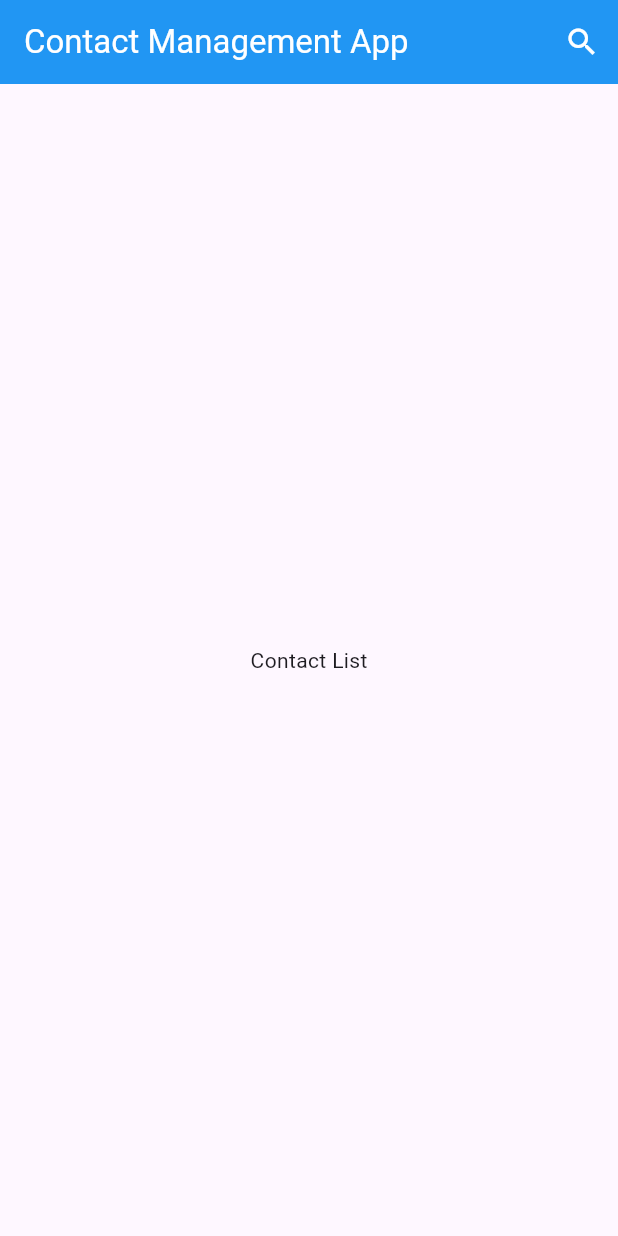
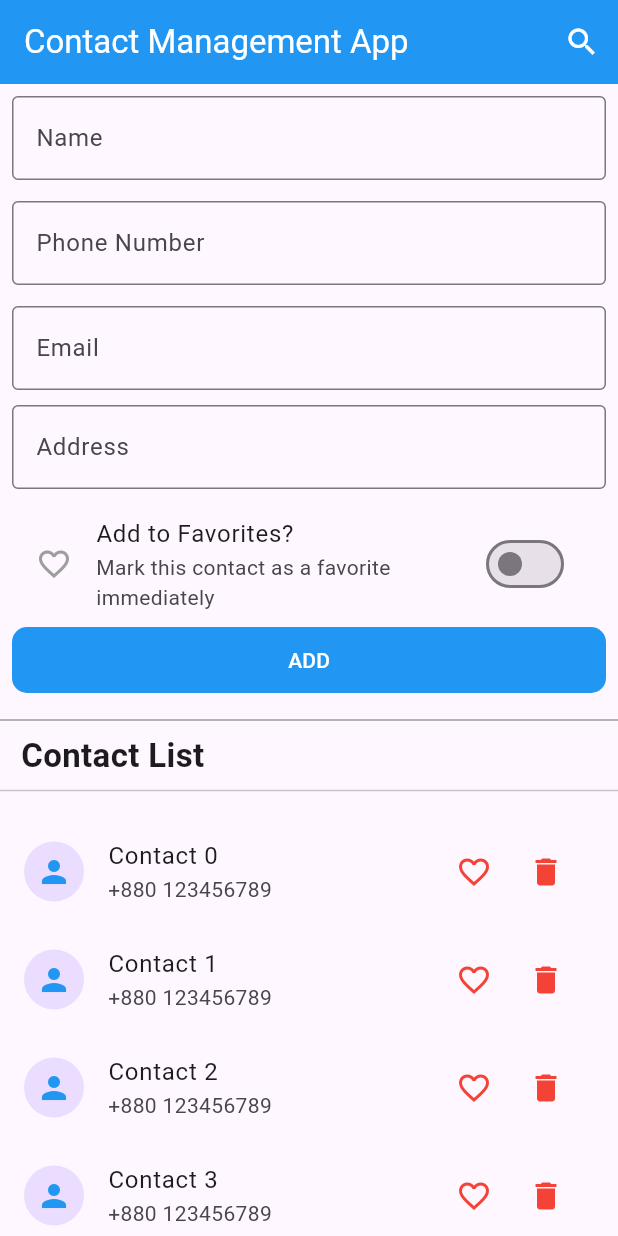
Before and after one commit to mazbaul20/Assignment-b19-m9, a Flutter app: the screen it shows after launch, on a phone screen of 412 x 824 dp. Run offline on Flutter 3.47's test engine with Material 3 defaults, Android fonts, the phone set to English and light mode, and no system bars; our stand-ins replace sqflite; accounts and stored records are empty.

Commit message:
UI Design

```diff
--- a/lib/screens/contact_screen.dart
+++ b/lib/screens/contact_screen.dart
@@ -1,4 +1,5 @@
 import 'package:flutter/material.dart';
+import 'package:flutter/services.dart';
 
 class ContactScreen extends StatefulWidget {
   const ContactScreen({super.key});
@@ -8,6 +9,15 @@ class ContactScreen extends StatefulWidget {
 }
 
 class _ContactScreenState extends State<ContactScreen> {
+  final _formKey = GlobalKey<FormState>();
+
+  final _nameController = TextEditingController();
+  final _phoneNumberController = TextEditingController();
+  final _emailController = TextEditingController();
+  final _addressController = TextEditingController();
+
+  bool _isFavoriteInput = false;
+
   @override
   Widget build(BuildContext context) {
     return Scaffold(
@@ -15,15 +25,146 @@ class _ContactScreenState extends State<ContactScreen> {
         title: const Text('Contact Management App'),
         backgroundColor: Colors.blue,
         foregroundColor: Colors.white,
-        actions: [
-          IconButton(
-            icon: const Icon(Icons.search),
-            onPressed: () {},
-          ),
-        ],
+        actions: [IconButton(icon: const Icon(Icons.search), onPressed: () {})],
       ),
 
-      body: Center(child: Text('Contact List')),
+      body: SafeArea(
+        child: Column(
+          crossAxisAlignment: CrossAxisAlignment.start,
+          children: [
+            Form(
+              key: _formKey,
+              child: Padding(
+                padding: const EdgeInsets.all(8.0),
+                child: Column(
+                  mainAxisSize: MainAxisSize.min,
+                  children: [
+                    TextFormField(
+                      controller: _nameController,
+                      decoration: const InputDecoration(
+                        border: OutlineInputBorder(),
+                        hintText: 'Name',
+                        label: Text('Name'),
+                      ),
+                    ),
+                    const SizedBox(height: 14),
+
+                    TextFormField(
+                      controller: _phoneNumberController,
+                      keyboardType: TextInputType.number,
+                      inputFormatters: [FilteringTextInputFormatter.digitsOnly],
+                      decoration: const InputDecoration(
+                        border: OutlineInputBorder(),
+                        hintText: 'Phone Number',
+                        label: Text('Phone Number'),
+                      ),
+                    ),
+                    const SizedBox(height: 14),
+
+                    TextFormField(
+                      controller: _emailController,
+                      decoration: const InputDecoration(
+                        border: OutlineInputBorder(),
+                        hintText: 'Email',
+                        label: Text('Email'),
+                      ),
+                    ),
+
+                    SizedBox(height: 10),
+
+                    TextFormField(
+                      controller: _addressController,
+                      decoration: const InputDecoration(
+                        border: OutlineInputBorder(),
+                        hintText: 'Address',
+                        label: Text('Address'),
+                      ),
+                    ),
+
+                    SizedBox(height: 10),
+
+                    SwitchListTile(
+                      title: const Text('Add to Favorites?'),
+                      subtitle: const Text(
+                        'Mark this contact as a favorite immediately',
+                      ),
+                      value: _isFavoriteInput,
+                      activeThumbColor: Colors.red,
+                      secondary: Icon(
+                        _isFavoriteInput
+                            ? Icons.favorite
+                            : Icons.favorite_border,
+                        color: _isFavoriteInput ? Colors.red : Colors.grey,
+                      ),
+                      onChanged: (bool value) {
+                        setState(() {
+                          _isFavoriteInput = value;
+                        });
+                      },
+                    ),
+
+                    SizedBox(
+                      width: double.infinity,
+                      child: FilledButton(
+                        style: FilledButton.styleFrom(
+                          backgroundColor: Colors.blue,
+                          foregroundColor: Colors.white,
+                          shape: RoundedRectangleBorder(
+                            borderRadius: BorderRadius.circular(10),
+                          ),
+                          padding: const EdgeInsets.symmetric(vertical: 12),
+                        ),
+                        onPressed: () {},
+                        child: Text("ADD"),
+                      ),
+                    ),
+                  ],
+                ),
+              ),
+            ),
+            Divider(thickness: 1, color: Colors.grey),
+            Padding(
+              padding: const EdgeInsets.only(left: 14.0),
+              child: Text(
+                'Contact List',
+                textAlign: TextAlign.left,
+                style: TextStyle(fontWeight: FontWeight.bold, fontSize: 22),
+              ),
+            ),
+            Divider(),
+            const SizedBox(height: 10),
+            Expanded(
+              child: ListView.builder(
+                itemCount: 10,
+                itemBuilder: (BuildContext context, int index) {
+                  return ListTile(
+                    leading: const CircleAvatar(
+                      radius: 20,
+                      child: Icon(Icons.person, color: Colors.blue),
+                    ),
+                    title: Text('Contact $index'),
+                    subtitle: Text("+880 123456789"),
+                    trailing: Row(
+                      mainAxisSize: MainAxisSize.min,
+                      children: [
+                        IconButton(
+                          onPressed: () {},
+                          icon: Icon(Icons.favorite_border, color: Colors.red),
+                        ),
+                        IconButton(
+                          onPressed: () {},
+                          icon: Icon(Icons.delete, color: Colors.red),
+                        ),
+                      ],
+                    ),
+                    onTap: () {},
+                  );
+                },
+              ),
+            ),
+          ],
+        ),
+      ),
     );
   }
 }
```
